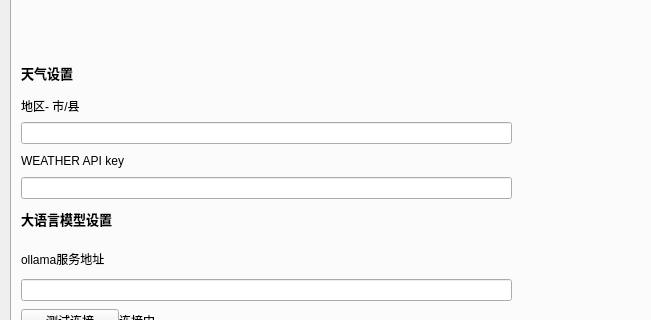
The window that src/settings.ui (vmomenv/MOMODeskMind) describes before a commit, drawn with Qt 5; both pictures show x 0 to 651 and y 195 to 515 of the 1017 by 609 pixel window.
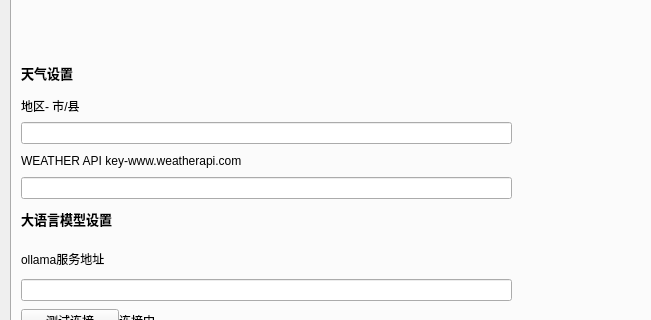
The same window after the commit.

Commit message: 更新settings配置文件模板

What changed in the file:
```diff
--- a/src/settings.ui
+++ b/src/settings.ui
@@ -220,7 +220,7 @@
             <item>
              <widget class="QLabel" name="label_11">
               <property name="text">
-               <string>WEATHER API key</string>
+               <string>WEATHER API key-www.weatherapi.com</string>
               </property>
              </widget>
             </item>
```
The commit also changes 1 other file.
